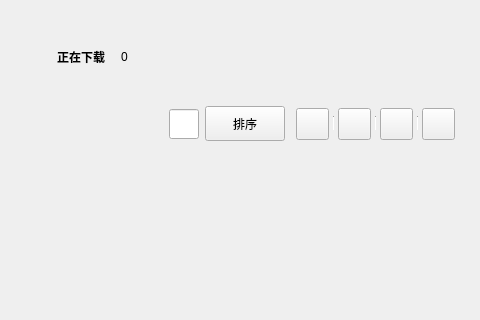
Qt form KuGouStart/LocalDownload/LocalDownload.ui (a-mo-xi-wei/KuGouApp) before a commit; both pictures show x 380 to 860 and y 0 to 320 of the 860 by 526 pixel window.
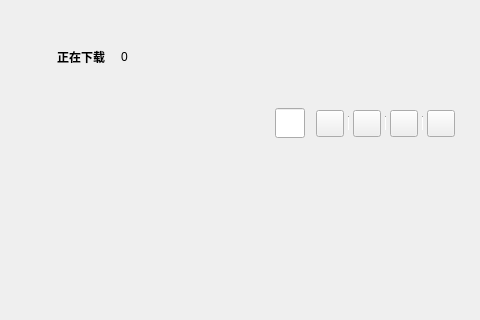
The same form after that commit. Custom widgets are drawn as their Qt base class.

Commit message: 添加排序菜单图标

The edit to the form file:
```diff
--- a/KuGouStart/LocalDownload/LocalDownload.ui
+++ b/KuGouStart/LocalDownload/LocalDownload.ui
@@ -563,28 +563,6 @@
         </property>
        </widget>
       </item>
-      <item>
-       <widget class="QToolButton" name="sort_toolButton">
-        <property name="minimumSize">
-         <size>
-          <width>80</width>
-          <height>35</height>
-         </size>
-        </property>
-        <property name="cursor">
-         <cursorShape>PointingHandCursor</cursorShape>
-        </property>
-        <property name="toolTip">
-         <string>默认正序（歌名）</string>
-        </property>
-        <property name="text">
-         <string>排序</string>
-        </property>
-        <property name="toolButtonStyle">
-         <enum>Qt::ToolButtonTextBesideIcon</enum>
-        </property>
-       </widget>
-      </item>
       <item>
        <widget class="QWidget" name="small_widget" native="true">
         <layout class="QHBoxLayout" name="horizontalLayout_14">
@@ -616,8 +594,8 @@
            </property>
            <property name="iconSize">
             <size>
-             <width>25</width>
-             <height>25</height>
+             <width>20</width>
+             <height>20</height>
             </size>
            </property>
           </widget>
@@ -668,8 +646,8 @@
            </property>
            <property name="iconSize">
             <size>
-             <width>25</width>
-             <height>25</height>
+             <width>20</width>
+             <height>20</height>
             </size>
            </property>
           </widget>
@@ -717,8 +695,8 @@
            </property>
            <property name="iconSize">
             <size>
-             <width>25</width>
-             <height>25</height>
+             <width>20</width>
+             <height>20</height>
             </size>
            </property>
           </widget>
@@ -766,8 +744,8 @@
            </property>
            <property name="iconSize">
             <size>
-             <width>25</width>
-             <height>25</height>
+             <width>20</width>
+             <height>20</height>
             </size>
            </property>
           </widget>
```
Left out of the diff: 2 changed lines with no effect on the pictures. The commit also changes 18 other files.
